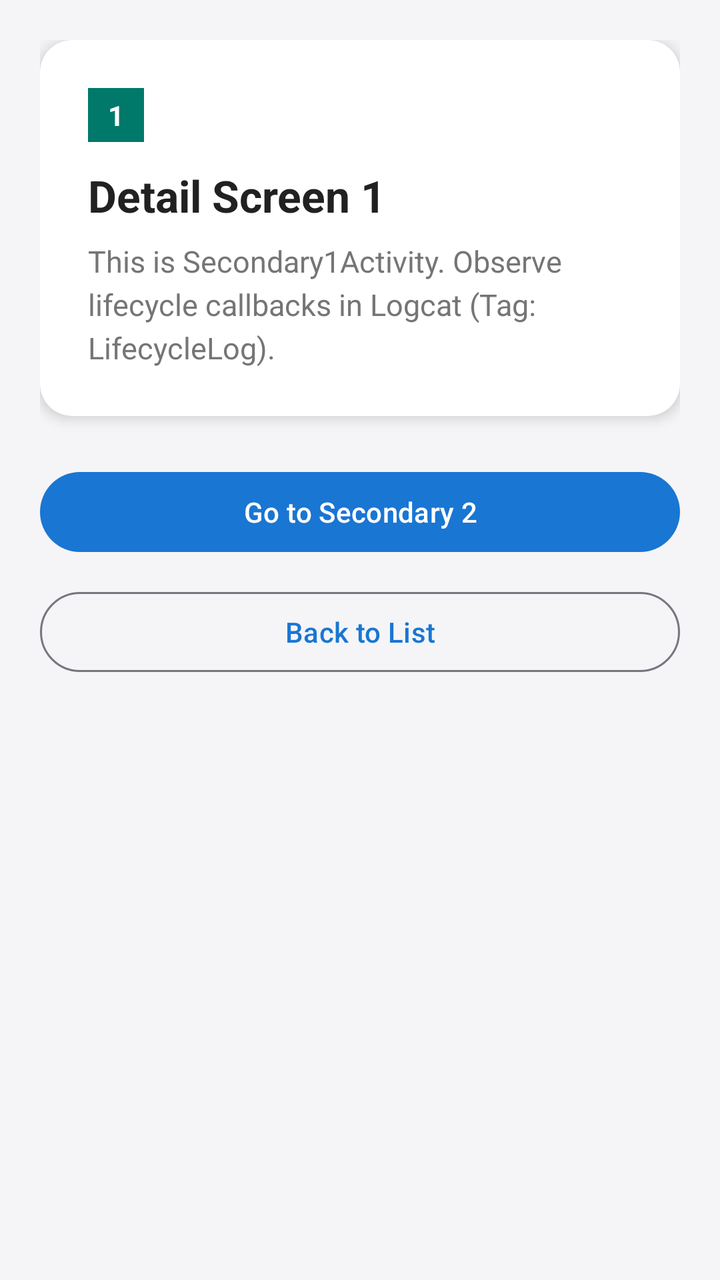
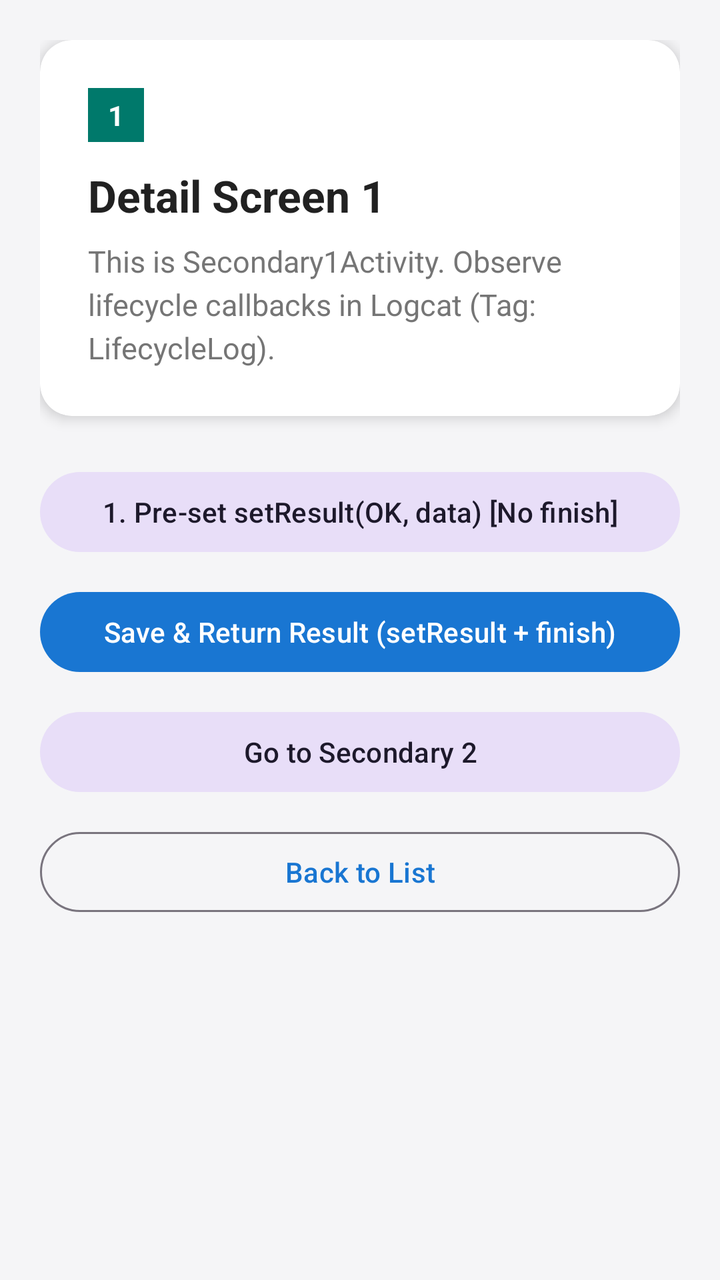

Screens rendered from an Android XML layout before and after an edit, with the pre-edit source and the edit as a unified diff.
<!-- AndroidManifest.xml: application theme Theme.LifecycleApp -->
<!-- res/layout/activity_secondary1.xml -->
<?xml version="1.0" encoding="utf-8"?>
<LinearLayout xmlns:android="http://schemas.android.com/apk/res/android"
    xmlns:tools="http://schemas.android.com/tools"
    xmlns:app="http://schemas.android.com/apk/res-auto"
    android:layout_width="match_parent"
    android:layout_height="match_parent"
    android:orientation="vertical"
    android:padding="20dp"
    android:background="@color/background"
    tools:context=".Secondary1Activity">

    <androidx.cardview.widget.CardView
        android:layout_width="match_parent"
        android:layout_height="wrap_content"
        app:cardCornerRadius="16dp"
        app:cardElevation="4dp"
        app:cardBackgroundColor="@color/surface"
        android:layout_marginBottom="24dp">

        <LinearLayout
            android:layout_width="match_parent"
            android:layout_height="wrap_content"
            android:orientation="vertical"
            android:padding="24dp">

            <TextView
                android:layout_width="wrap_content"
                android:layout_height="wrap_content"
                android:text="1"
                android:textSize="14sp"
                android:textStyle="bold"
                android:textColor="@color/surface"
                android:background="@color/teal_secondary"
                android:paddingHorizontal="10dp"
                android:paddingVertical="4dp"
                android:layout_marginBottom="12dp" />

            <TextView
                android:id="@+id/tvSecondary1Title"
                android:layout_width="match_parent"
                android:layout_height="wrap_content"
                android:text="@string/secondary1_content_title"
                android:textSize="22sp"
                android:textStyle="bold"
                android:textColor="@color/text_primary"
                android:layout_marginBottom="8dp" />

            <TextView
                android:id="@+id/tvSecondary1Description"
                android:layout_width="match_parent"
                android:layout_height="wrap_content"
                android:text="@string/secondary1_description"
                android:textSize="15sp"
                android:textColor="@color/text_secondary"
                android:lineSpacingExtra="4dp" />

        </LinearLayout>
    </androidx.cardview.widget.CardView>

    <Button
        android:id="@+id/btnGoToSecondary2"
        android:layout_width="match_parent"
        android:layout_height="wrap_content"
        android:text="@string/btn_go_to_secondary2"
        android:layout_marginBottom="12dp" />

    <Button
        android:id="@+id/btnBack"
        style="@style/Widget.Material3.Button.OutlinedButton"
        android:layout_width="match_parent"
        android:layout_height="wrap_content"
        android:text="@string/btn_back" />

</LinearLayout>
<!-- resources referenced by this layout -->
<resources>
  <color name="background">#F5F5F7</color>
  <color name="surface">#FFFFFF</color>
  <color name="teal_secondary">#00796B</color>
  <color name="text_primary">#212121</color>
  <color name="text_secondary">#757575</color>
  <string name="btn_back">Back to List</string>
  <string name="btn_go_to_secondary2">Go to Secondary 2</string>
  <string name="secondary1_content_title">Detail Screen 1</string>
  <string name="secondary1_description">This is Secondary1Activity. Observe lifecycle callbacks in Logcat (Tag: LifecycleLog).</string>
  <style name="Theme.LifecycleApp" parent="Theme.Material3.DayNight">
          
          <item name="colorPrimary">@color/primary</item>
          <item name="colorSecondary">@color/accent</item>
          <item name="android:statusBarColor">@color/primary_dark</item>
      </style>
  <color name="primary">#1976D2</color>
  <color name="accent">#FF4081</color>
  <color name="primary_dark">#0D47A1</color>
</resources>

<!-- the commit's change to res/layout/activity_secondary1.xml (unified diff, before → after) -->
@@ -58,7 +58,23 @@
     </androidx.cardview.widget.CardView>
 
     <Button
+        android:id="@+id/btnSetResultOnly"
+        style="@style/Widget.Material3.Button.TonalButton"
+        android:layout_width="match_parent"
+        android:layout_height="wrap_content"
+        android:text="1. Pre-set setResult(OK, data) [No finish]"
+        android:layout_marginBottom="12dp" />
+
+    <Button
+        android:id="@+id/btnSaveResult"
+        android:layout_width="match_parent"
+        android:layout_height="wrap_content"
+        android:text="Save &amp; Return Result (setResult + finish)"
+        android:layout_marginBottom="12dp" />
+
+    <Button
         android:id="@+id/btnGoToSecondary2"
+        style="@style/Widget.Material3.Button.TonalButton"
         android:layout_width="match_parent"
         android:layout_height="wrap_content"
         android:text="@string/btn_go_to_secondary2"
